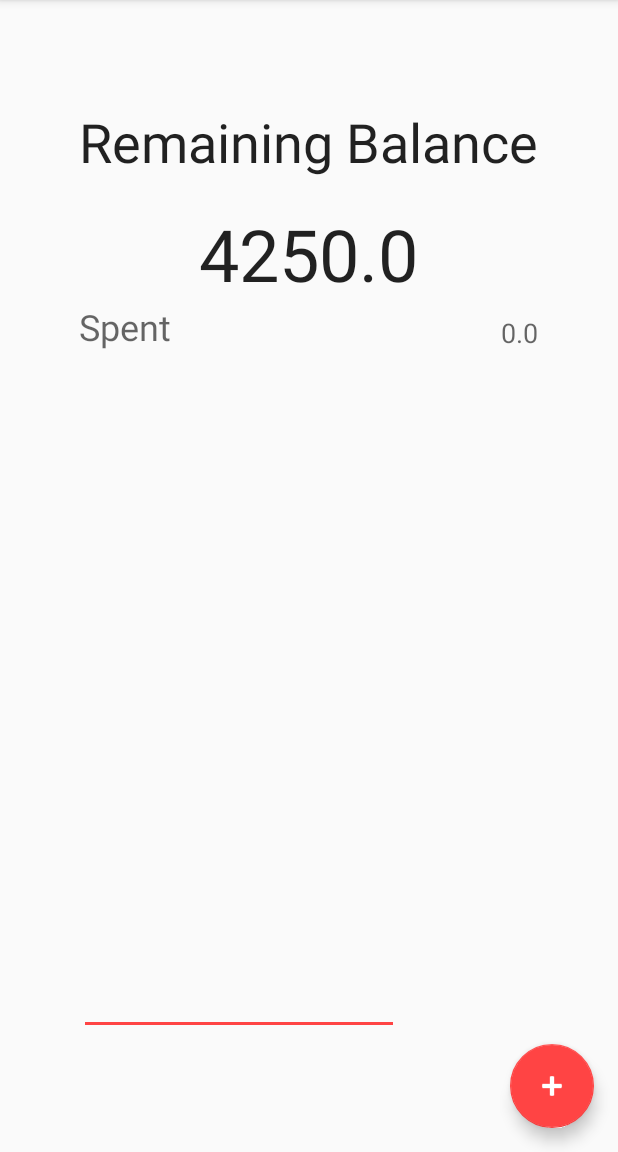
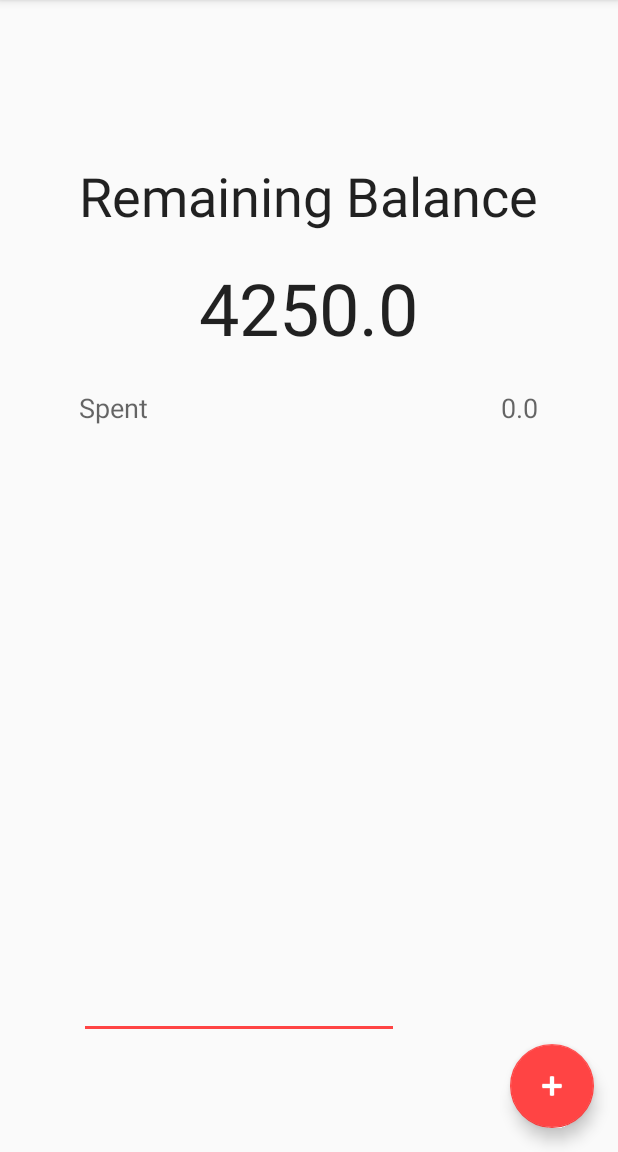
Before and after one commit to abishekaditya/Mess_Counter, an Android app: the screen it shows after launch (MainActivity), on a phone screen of 412 x 824 dp, the part 84-1236 px from its top. Run offline under Robolectric (Android 15) with nearby library versions, the phone set to English and light mode, and no system bars.

Commit message:
shared preferences for total hope it works for every test case

```diff
--- a/app/src/main/java/com/abshake/messcounter/MainActivity.java
+++ b/app/src/main/java/com/abshake/messcounter/MainActivity.java
@@ -1,27 +1,26 @@
 package com.abshake.messcounter;
 
 import android.content.Context;
+import android.content.Intent;
 import android.content.SharedPreferences;
 import android.os.Bundle;
 import android.support.design.widget.FloatingActionButton;
 import android.support.design.widget.Snackbar;
 import android.support.v7.app.AppCompatActivity;
 import android.support.v7.widget.Toolbar;
-import android.view.View;
 import android.view.Menu;
 import android.view.MenuItem;
+import android.view.View;
 import android.widget.EditText;
 import android.widget.TextView;
-import android.widget.Toast;
 
 public class MainActivity extends AppCompatActivity implements View.OnClickListener {
+    static float total = 4250;
+    static float spent = 0;
+    static SharedPreferences sharp;
+    final String MyPref = "myfile";
     EditText ed;
     TextView sp,rem;
-    final float total = 4250;
-    float spent = 0;
-    SharedPreferences sharp;
-    final String MyPref = "myfile";
-
 
     @Override
     protected void onCreate(Bundle savedInstanceState) {
@@ -35,9 +34,10 @@ public class MainActivity extends AppCompatActivity implements View.OnClickListe
         sharp = getSharedPreferences(MyPref,Context.MODE_PRIVATE);
         FloatingActionButton fab = (FloatingActionButton) findViewById(R.id.fab);
         spent = sharp.getFloat("Value",0);
+        total = sharp.getFloat("total", 4250);
+
         rem.setText(String.valueOf(total-spent));
         sp.setText(String.valueOf(spent));
-
         fab.setOnClickListener(this);
     }
 
@@ -57,6 +57,16 @@ public class MainActivity extends AppCompatActivity implements View.OnClickListe
 
         //noinspection SimplifiableIfStatement
         if (id == R.id.action_settings) {
+            SharedPreferences.Editor editor = sharp.edit();
+            spent = 0;
+            sp.setText(String.valueOf(spent));
+            rem.setText(String.valueOf(total - spent));
+            editor.putFloat("Value", spent);
+            editor.commit();
+            return true;
+        } else if (id == R.id.set_value) {
+            Intent intent = new Intent(this, SecondActivity.class);
+            startActivity(intent);
             return true;
         }
 
@@ -67,16 +77,17 @@ public class MainActivity extends AppCompatActivity implements View.OnClickListe
     public void onClick(View v) {
 
         if (ed.getText().toString().matches("")) {
-            ed.setError("Enter a value");
+            Snackbar.make(v, "Enter a Value", Snackbar.LENGTH_LONG).show();
+        } else {
+            SharedPreferences.Editor editor = sharp.edit();
+            float add = Float.valueOf(ed.getText().toString());
+            spent += add;
+            sp.setText(String.valueOf(spent));
+            rem.setText(String.valueOf(total - spent));
+            editor.putFloat("Value", spent);
+            editor.commit();
+            ed.setText("");
         }
-        SharedPreferences.Editor editor = sharp.edit();
-
-        float add = Float.valueOf(ed.getText().toString());
-        spent += add;
-        sp.setText(String.valueOf(spent));
-        rem.setText(String.valueOf(total-spent));
-        editor.putFloat("Value",spent);
-        editor.commit();
 
     }
 }
--- a/app/src/main/res/layout/content_main.xml
+++ b/app/src/main/res/layout/content_main.xml
@@ -13,53 +13,55 @@
     tools:showIn="@layout/activity_main">
 
     <TextView
+        android:id="@+id/remain_string"
         android:layout_width="wrap_content"
         android:layout_height="wrap_content"
-        android:textAppearance="?android:attr/textAppearanceLarge"
-        android:text="Remaining Balance"
-        android:id="@+id/remain_string"
         android:layout_alignParentTop="true"
         android:layout_centerHorizontal="true"
-        android:textSize="36sp"
-        android:layout_marginTop="54dp" />
+        android:layout_marginTop="90dp"
+        android:text="Remaining Balance"
+        android:textAppearance="?android:attr/textAppearanceLarge"
+        android:textSize="36sp" />
 
     <TextView
+        android:id="@+id/remain_money"
         android:layout_width="wrap_content"
         android:layout_height="wrap_content"
-        android:textAppearance="?android:attr/textAppearanceLarge"
-        android:text="0.00"
-        android:id="@+id/remain_money"
         android:layout_below="@+id/remain_string"
         android:layout_centerHorizontal="true"
-        android:textSize="48sp"
-        android:layout_marginTop="18dp" />
+        android:layout_marginTop="18dp"
+        android:text="0.00"
+        android:textAppearance="?android:attr/textAppearanceLarge"
+        android:textSize="48sp" />
 
     <EditText
+        android:id="@+id/adder"
         android:layout_width="wrap_content"
         android:layout_height="wrap_content"
-        android:inputType="number"
+        android:layout_alignParentBottom="true"
+        android:layout_alignStart="@+id/spent_string"
+        android:layout_marginBottom="59dp"
         android:ems="10"
-        android:id="@+id/adder"
-        android:layout_marginBottom="62dp"
-        android:layout_alignParentBottom="true"
-        android:layout_alignStart="@+id/spent_string" />
+        android:inputType="number" />
 
     <TextView
+        android:id="@+id/spent_string"
         android:layout_width="wrap_content"
         android:layout_height="wrap_content"
+        android:layout_alignStart="@+id/remain_string"
+        android:layout_below="@+id/remain_money"
+        android:layout_marginTop="22dp"
+        android:text="Spent"
         android:textAppearance="?android:attr/textAppearanceMedium"
-        android:text="Spent"
-        android:id="@+id/spent_string"
-        android:layout_below="@+id/remain_money"
-        android:layout_alignStart="@+id/remain_string"
-        android:textSize="24sp"/>
+        android:textSize="18sp" />
 
     <TextView
+        android:id="@+id/spent_money"
         android:layout_width="wrap_content"
         android:layout_height="wrap_content"
+        android:layout_alignBottom="@+id/spent_string"
+        android:layout_alignEnd="@+id/remain_string"
+        android:text="0.00"
         android:textAppearance="?android:attr/textAppearanceMedium"
-        android:text="0.00"
-        android:id="@+id/spent_money"
-        android:layout_alignBottom="@+id/spent_string"
-        android:layout_alignEnd="@+id/remain_string" />
+        android:textSize="18sp" />
 </RelativeLayout>
--- a/app/src/main/res/menu/menu_main.xml
+++ b/app/src/main/res/menu/menu_main.xml
@@ -7,4 +7,9 @@
         android:orderInCategory="100"
         android:title="@string/action_settings"
         app:showAsAction="never" />
+    <item
+        android:id="@+id/set_value"
+        android:orderInCategory="100"
+        android:title="Set Maximum Value"
+        app:showAsAction="never" />
 </menu>
--- a/app/src/main/res/values/strings.xml
+++ b/app/src/main/res/values/strings.xml
@@ -1,4 +1,4 @@
 <resources>
     <string name="app_name">Mess Counter</string>
-    <string name="action_settings">Settings</string>
+    <string name="action_settings">Reset</string>
 </resources>
--- a/app/src/main/res/values/styles.xml
+++ b/app/src/main/res/values/styles.xml
@@ -4,7 +4,7 @@
     <style name="AppTheme" parent="Theme.AppCompat.Light.DarkActionBar">
         <!-- Customize your theme here. -->
         <item name="colorPrimary">@color/colorPrimary</item>
-        <item name="colorPrimaryDark">@color/colorAccent</item>
+        <item name="colorPrimaryDark">#000000</item>
         <item name="colorAccent">@android:color/holo_red_light</item>
     </style>
 
```
Also changed, not shown: app/src/main/AndroidManifest.xml (+6 -1 lines), app/src/main/java/com/abshake/messcounter/SecondActivity.java (added, +37 -0 lines), app/src/main/res/layout/limit.xml (added, +45 -0 lines), app/src/main/res/mipmap-hdpi/ic_launcher.png (deleted), app/src/main/res/mipmap-mdpi/ic_launcher.png (deleted), app/src/main/res/mipmap-xhdpi/ic_launcher.png (deleted), app/src/main/res/mipmap-xxhdpi/ic_launcher.png (deleted), app/src/main/res/mipmap-xxxhdpi/ic_launcher.png (deleted).
